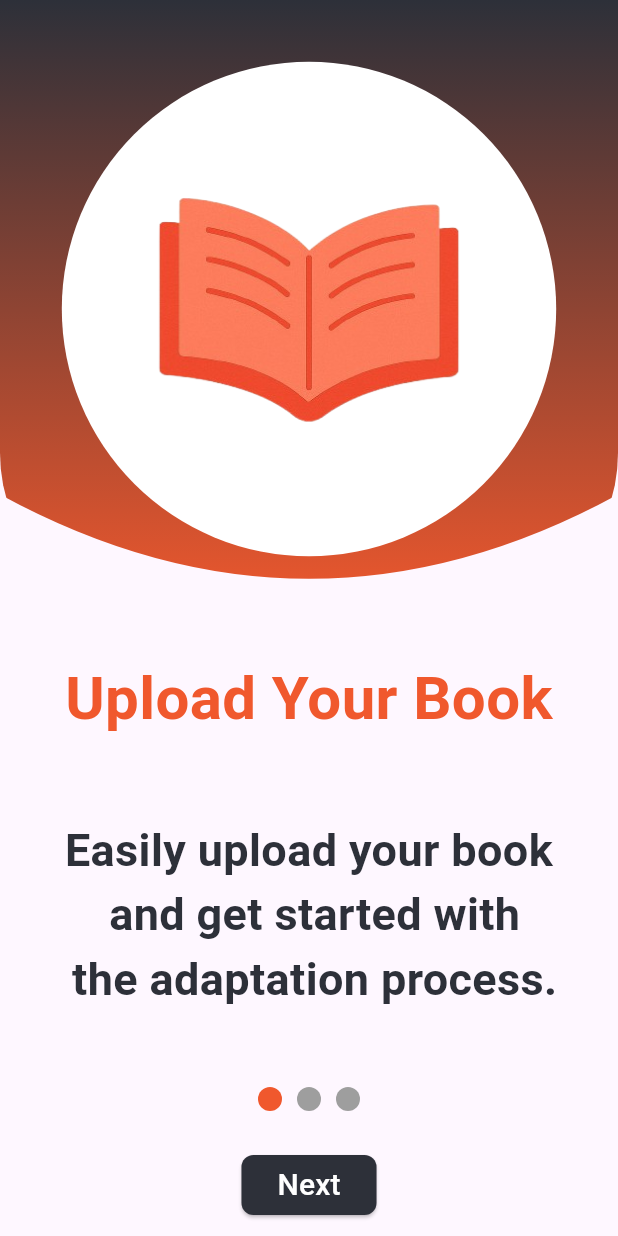
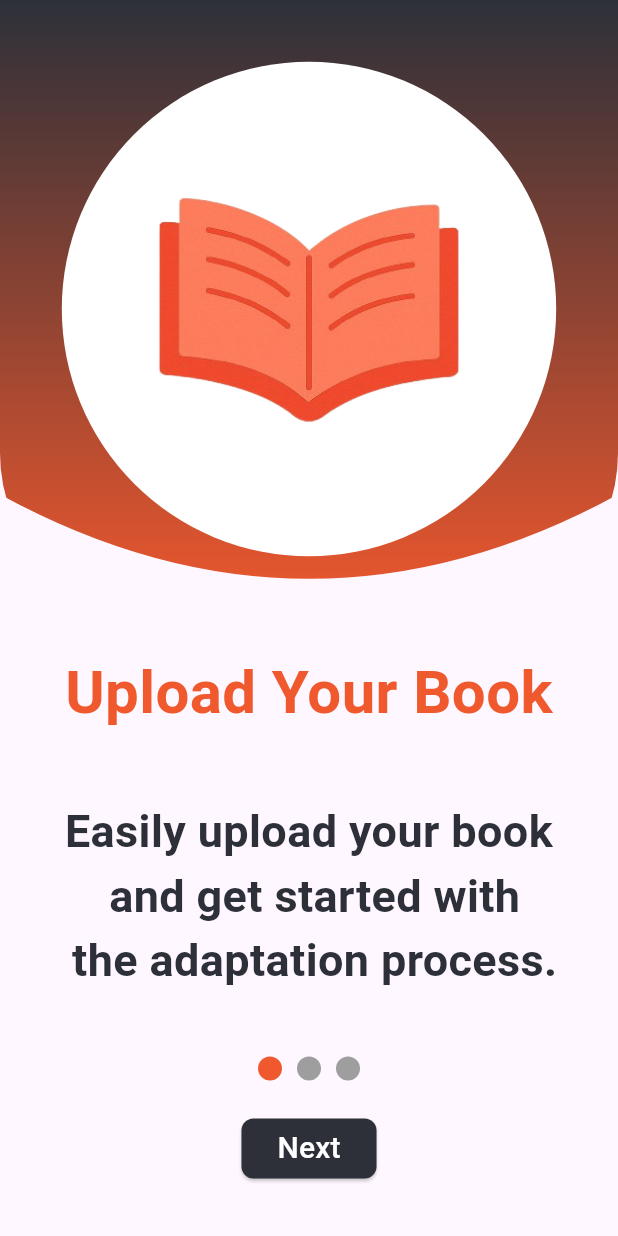
Before and after one commit to danielTr-afk/senior_project, a Flutter app: the onBoarding screen opened by its route, on a phone screen of 412 x 824 dp. Run offline on Flutter 3.47's test engine with Material 3 defaults, Android fonts, the phone set to English and light mode, and no system bars; drawn by our look-alikes of smooth_page_indicator; our stand-ins replace get, pinput; Roboto replaces fonts that are missing (GentiumBookPlus-Regular.ttf).

Commit message:
fix onBoarding error

```diff
--- a/lib/main.dart
+++ b/lib/main.dart
@@ -26,7 +26,7 @@ class MyApp extends StatelessWidget {
     return GetMaterialApp(
       debugShowCheckedModeBanner: false,
       initialBinding: mybindings(),
-      initialRoute: "/signup",
+      initialRoute: "/onBoarding",
       getPages: [
         GetPage(name: "/onBoarding", page: () => onBoarding()),
         GetPage(name: "/login", page: () => login()),
@@ -38,8 +38,6 @@ class MyApp extends StatelessWidget {
         GetPage(name: "/otp", page: () => otp()),
         GetPage(name: "/forgotPassword", page: () => forgotPassword()),
         GetPage(name: "/updatePassword", page: () => updatePassword()),
-
-
       ],
     );
   }
--- a/lib/view/onBoardingView/onBoarding.dart
+++ b/lib/view/onBoardingView/onBoarding.dart
@@ -11,15 +11,25 @@ class onBoarding extends GetView<onboradingGetx> {
   @override
   Widget build(BuildContext context) {
     return Scaffold(
-      body: Column(
-        mainAxisAlignment: MainAxisAlignment.spaceAround,
-        children: [
-          onBoardingStack(),
-          Expanded(
-            child: pageViewBuilder(),
+      body: SingleChildScrollView(
+        child: ConstrainedBox(
+          constraints: BoxConstraints(
+            minHeight: MediaQuery.of(context).size.height,
           ),
-          onBoardingButton(),
-        ],
+          child: Column(
+            children: [
+              SizedBox(
+                height: MediaQuery.of(context).size.height * 0.5,
+                child: onBoardingStack(),
+              ),
+              SizedBox(
+                height: MediaQuery.of(context).size.height * 0.4, // Adjust as needed
+                child: pageViewBuilder(),
+              ),
+              onBoardingButton(),
+            ],
+          ),
+        ),
       ),
     );
   }
--- a/lib/view/onBoardingView/onBoardingWidget/onBoardingButton.dart
+++ b/lib/view/onBoardingView/onBoardingWidget/onBoardingButton.dart
@@ -11,18 +11,25 @@ class onBoardingButton extends StatelessWidget {
 
   @override
   Widget build(BuildContext context) {
-    return GetBuilder<onboradingGetx>(
-        builder: (c) => Container(
-          margin: EdgeInsets.only(bottom: 10),
-          child: ElevatedButton(
-              style: ElevatedButton.styleFrom(
-                  backgroundColor: c.color,
-                  shape: RoundedRectangleBorder(
-                      borderRadius: BorderRadius.circular(8))),
-              onPressed: () {
-                c.next();
-              },
-              child: styleText(text: c.buttonText, fSize: 20, color: textColor2,)),
-        ));
+    return Obx(() {
+      final controller = Get.find<onboradingGetx>();
+      return Container(
+        margin: const EdgeInsets.only(bottom: 10),
+        child: ElevatedButton(
+          style: ElevatedButton.styleFrom(
+            backgroundColor: controller.color.value,
+            shape: RoundedRectangleBorder(
+              borderRadius: BorderRadius.circular(8),
+            ),
+          ),
+          onPressed: controller.next,
+          child: styleText(
+            text: controller.buttonText.value,
+            fSize: 20,
+            color: textColor2,
+          ),
+        ),
+      );
+    });
   }
 }
```
Also changed, not shown: lib/controller/onBoarding/onBoardingGetX.dart (+36 -18 lines).
